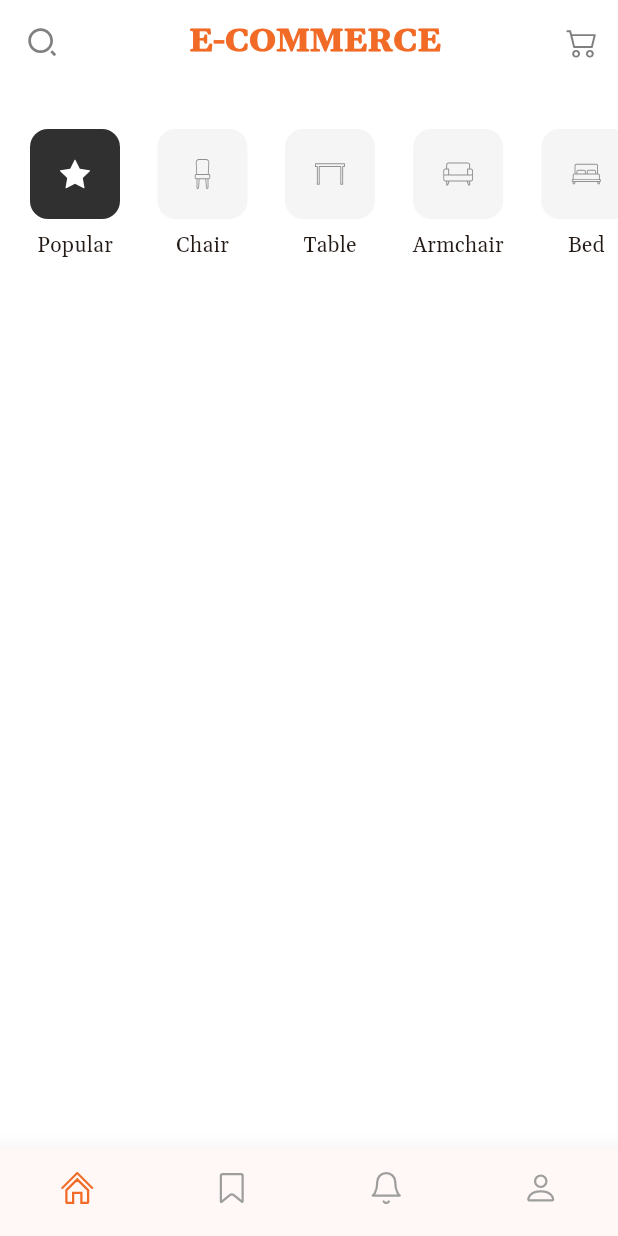
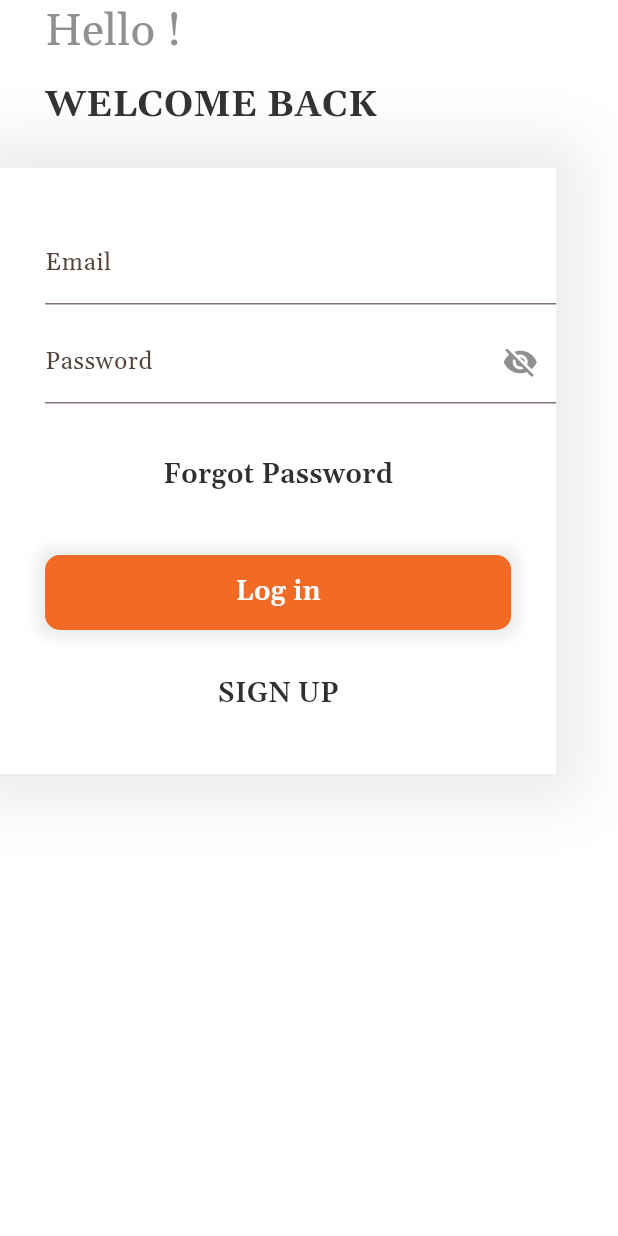
Before and after one commit to jonmid/e_commerce, a Flutter app: the screen it shows after launch, on a phone screen of 412 x 824 dp. Run offline on Flutter 3.47's test engine with Material 3 defaults, Android fonts, the phone set to English and light mode, and no system bars; our stand-ins replace cloud_firestore, equatable, firebase_auth, firebase_core, flutter_bloc, flutter_svg and 1 more; accounts and stored records are empty.

Commit message:
[add] config login

```diff
--- a/lib/src/config/router/app_router.dart
+++ b/lib/src/config/router/app_router.dart
@@ -4,7 +4,7 @@ import 'package:go_router/go_router.dart';
 import 'package:e_commerce/src/presentation/views/screens/screens.dart';
 
 final appRouter = GoRouter(
-  initialLocation: '/home',
+  initialLocation: '/login',
   routes: [
     GoRoute(
       path: '/login',
--- /dev/null
+++ b/lib/src/data/services/firebase/auth.dart
@@ -0,0 +1,41 @@
+import 'package:firebase_auth/firebase_auth.dart';
+
+class FirebaseAuthService {
+  final FirebaseAuth _auth = FirebaseAuth.instance;
+
+  Future<User?> signUpWithEmailAndPassword(
+    String name,
+    String email,
+    String password,
+  ) async {
+    try {
+      UserCredential credential = await _auth.createUserWithEmailAndPassword(
+        email: email,
+        password: password,
+      );
+      return credential.user;
+    } catch (e) {
+      return null;
+    }
+  }
+
+  Future<User?> signInWithEmailAndPassword(
+    String email,
+    String password,
+  ) async {
+    try {
+      UserCredential credential = await _auth.signInWithEmailAndPassword(
+        email: email,
+        password: password,
+      );
+      return credential.user;
+    } catch (e) {
+      return null;
+    }
+  }
+
+  bool isUserLoggedIn() {
+    User? user = FirebaseAuth.instance.currentUser;
+    return user != null;
+  }
+}
--- /dev/null
+++ b/lib/src/presentation/views/screens/login.dart
@@ -0,0 +1,185 @@
+import 'package:flutter/material.dart';
+import 'package:go_router/go_router.dart';
+import 'package:firebase_auth/firebase_auth.dart';
+
+import 'package:e_commerce/src/data/services/firebase/auth.dart';
+import 'package:e_commerce/src/utils/constants/colors.dart';
+import 'package:e_commerce/src/presentation/views/widgets/form_container.dart';
+
+class Login extends StatefulWidget {
+  const Login({super.key});
+
+  @override
+  State<Login> createState() => _LoginState();
+}
+
+class _LoginState extends State<Login> {
+  final FirebaseAuthService _auth = FirebaseAuthService();
+
+  final TextEditingController _emailController = TextEditingController();
+  final TextEditingController _passwordController = TextEditingController();
+
+  void signIn(BuildContext context) async {
+    String email = _emailController.text.trim();
+    String password = _passwordController.text.trim();
+
+    User? user = await _auth.signInWithEmailAndPassword(email, password);
+
+    if (user != null) {
+      // ignore: use_build_context_synchronously
+      context.go('/home');
+    } else {
+      // ignore: use_build_context_synchronously
+      ScaffoldMessenger.of(context).showSnackBar(
+        const SnackBar(
+          content: Text('Error authenticating user'),
+          duration: Duration(seconds: 3),
+        ),
+      );
+    }
+  }
+
+  @override
+  Widget build(BuildContext context) {
+    final Size sizeScreen = MediaQuery.of(context).size;
+
+    return Scaffold(
+      body: SafeArea(
+        child: SingleChildScrollView(
+          child: Column(
+            mainAxisAlignment: MainAxisAlignment.start,
+            children: [
+              const Padding(
+                padding: EdgeInsets.only(left: 30),
+                child: Column(
+                  children: [
+                    Align(
+                      alignment: Alignment.centerLeft,
+                      child: Text(
+                        "Hello !",
+                        style: TextStyle(
+                          color: textGreyLight,
+                          fontSize: 30,
+                          fontWeight: FontWeight.normal,
+                        ),
+                      ),
+                    ),
+                    SizedBox(height: 10),
+                    Align(
+                      alignment: Alignment.centerLeft,
+                      child: Text(
+                        "WELCOME BACK",
+                        style: TextStyle(
+                          color: textDark,
+                          fontSize: 24,
+                          fontWeight: FontWeight.bold,
+                        ),
+                      ),
+                    ),
+                    SizedBox(height: 25),
+                  ],
+                ),
+              ),
+              Align(
+                alignment: Alignment.centerLeft,
+                child: Container(
+                  padding: const EdgeInsets.only(top: 35, bottom: 40),
+                  width: sizeScreen.width * 0.9,
+                  decoration: BoxDecoration(
+                    color: Colors.white,
+                    boxShadow: [
+                      BoxShadow(
+                        color: Colors.grey.withOpacity(0.2),
+                        spreadRadius: 20,
+                        blurRadius: 30,
+                      ),
+                    ],
+                  ),
+                  child: Column(
+                    mainAxisAlignment: MainAxisAlignment.center,
+                    children: [
+                      Padding(
+                        padding: const EdgeInsets.only(left: 30),
+                        child: FormContainer(
+                          controller: _emailController,
+                          hintText: "Email",
+                          isPasswordField: false,
+                        ),
+                      ),
+                      const SizedBox(height: 10),
+                      Padding(
+                        padding: const EdgeInsets.only(left: 30),
+                        child: FormContainer(
+                          controller: _passwordController,
+                          hintText: "Password",
+                          isPasswordField: true,
+                        ),
+                      ),
+                      const SizedBox(height: 35),
+                      const Text(
+                        "Forgot Password",
+                        style: TextStyle(
+                          color: textDark,
+                          fontSize: 18,
+                          fontWeight: FontWeight.w600,
+                        ),
+                      ),
+                      const SizedBox(height: 40),
+                      Padding(
+                        padding: const EdgeInsets.symmetric(horizontal: 30),
+                        child: GestureDetector(
+                          onTap: () {
+                            signIn(context);
+                          },
+                          child: Container(
+                            width: double.infinity,
+                            height: 50,
+                            decoration: BoxDecoration(
+                              color: primary,
+                              borderRadius: BorderRadius.circular(10),
+                              boxShadow: [
+                                BoxShadow(
+                                  color: Colors.grey.withOpacity(0.2),
+                                  spreadRadius: 5,
+                                  blurRadius: 7,
+                                ),
+                              ],
+                            ),
+                            child: const Center(
+                              child: Text(
+                                "Log in",
+                                style: TextStyle(
+                                  color: Colors.white,
+                                  fontSize: 18,
+                                  fontWeight: FontWeight.w600,
+                                ),
+                              ),
+                            ),
+                          ),
+                        ),
+                      ),
+                      const SizedBox(height: 30),
+                      GestureDetector(
+                        onTap: () {
+                          context.go('/sign-up');
+                        },
+                        child: const Text(
+                          "SIGN UP",
+                          style: TextStyle(
+                            color: textDark,
+                            fontSize: 18,
+                            fontWeight: FontWeight.w600,
+                          ),
+                        ),
+                      ),
+                    ],
+                  ),
+                ),
+              ),
+            ],
+          ),
+        ),
+      ),
+    );
+  }
+}
--- a/lib/src/presentation/views/screens/screens.dart
+++ b/lib/src/presentation/views/screens/screens.dart
@@ -1,2 +1,4 @@
+export 'login.dart';
+export 'sign_up.dart';
 export 'home.dart';
 export 'detail_product.dart';
```
Also changed, not shown: lib/src/presentation/views/screens/home.dart (+8 -0 lines), lib/src/presentation/views/screens/sign_up.dart (added, +202 -0 lines), lib/src/data/services/firebase/firestorage.dart (deleted), pubspec.lock, 2 other files.
